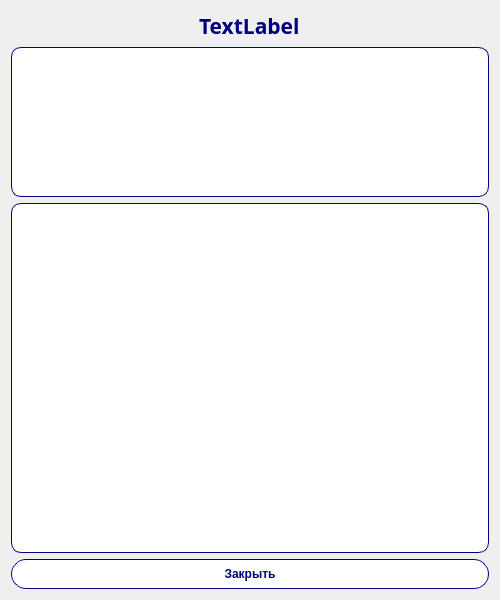
rauko27/receptBook, file Recept.ui: the form before one commit.
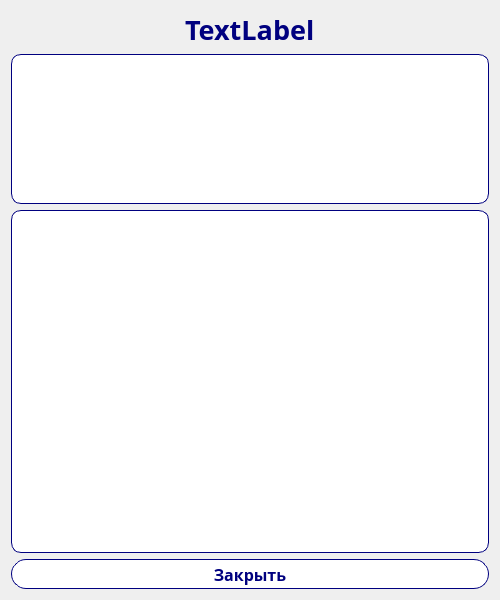
The form after the commit.

```diff
--- a/Recept.ui
+++ b/Recept.ui
@@ -19,7 +19,7 @@
      <property name="font">
       <font>
        <family>Open Sans</family>
-       <pointsize>16</pointsize>
+       <pointsize>20</pointsize>
        <weight>75</weight>
        <bold>true</bold>
       </font>
@@ -44,6 +44,8 @@
      </property>
      <property name="font">
       <font>
+       <family>Open Sans</family>
+       <pointsize>12</pointsize>
        <weight>75</weight>
        <bold>true</bold>
       </font>
@@ -61,6 +63,8 @@
     <widget class="QTextBrowser" name="disc_recept">
      <property name="font">
       <font>
+       <family>Open Sans</family>
+       <pointsize>12</pointsize>
        <weight>75</weight>
        <bold>true</bold>
       </font>
@@ -84,6 +88,8 @@
      </property>
      <property name="font">
       <font>
+       <family>Open Sans</family>
+       <pointsize>12</pointsize>
        <weight>75</weight>
        <bold>true</bold>
       </font>
```
Left out of the diff: 2 changed lines with no effect on the pictures.
